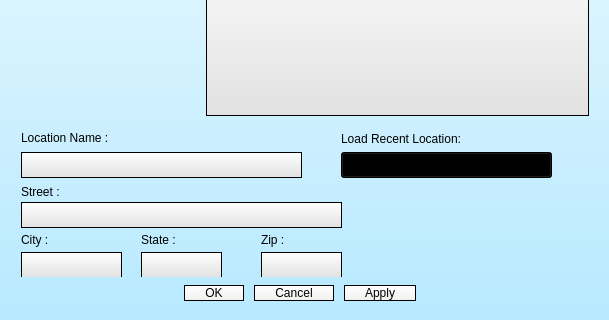
Above: Calendar/addeventbutton.ui from oscarl1127/CSUSM_CS441_Project before the change; both pictures show x 0 to 609 and y 337 to 657 of the 609 by 657 pixel window. Below: the same form after it.
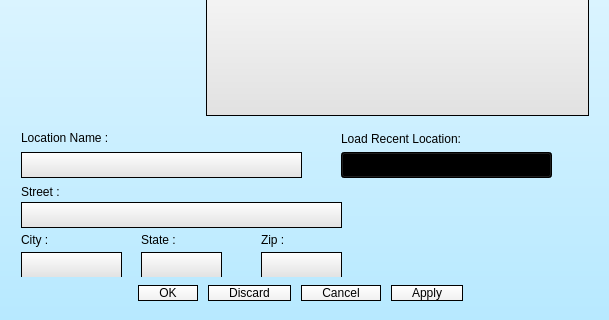
That is the form after the change.

```diff
--- a/Calendar/addeventbutton.ui
+++ b/Calendar/addeventbutton.ui
@@ -293,7 +293,7 @@
 margin: 2px;</string>
        </property>
        <property name="standardButtons">
-        <set>QDialogButtonBox::Apply|QDialogButtonBox::Cancel|QDialogButtonBox::Ok</set>
+        <set>QDialogButtonBox::Apply|QDialogButtonBox::Cancel|QDialogButtonBox::Discard|QDialogButtonBox::Ok</set>
        </property>
        <property name="centerButtons">
         <bool>true</bool>
```
